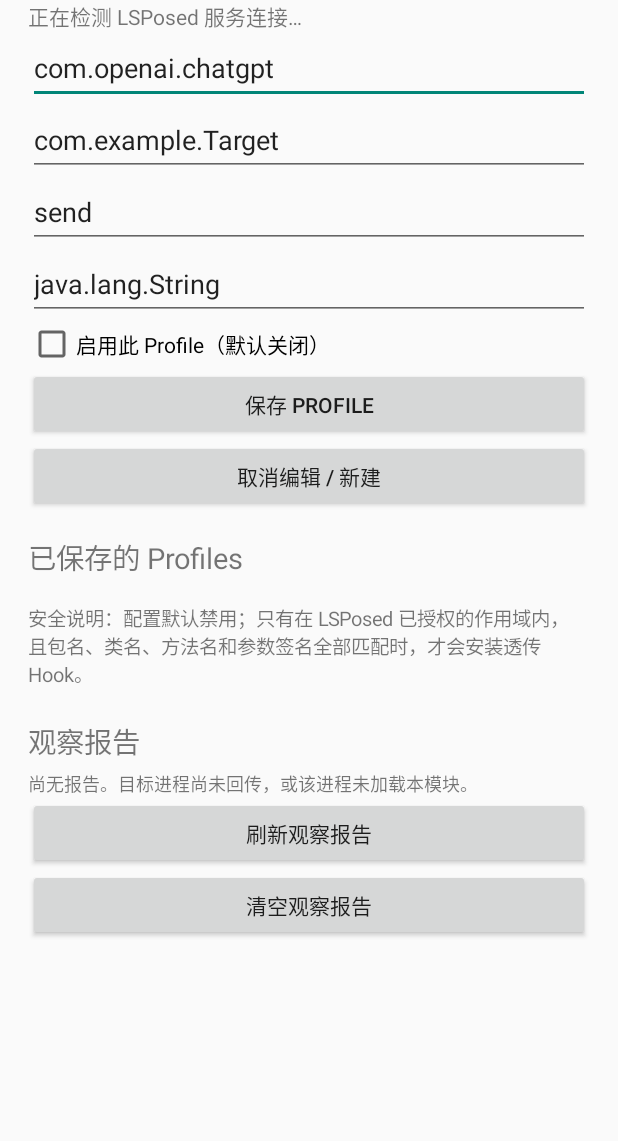
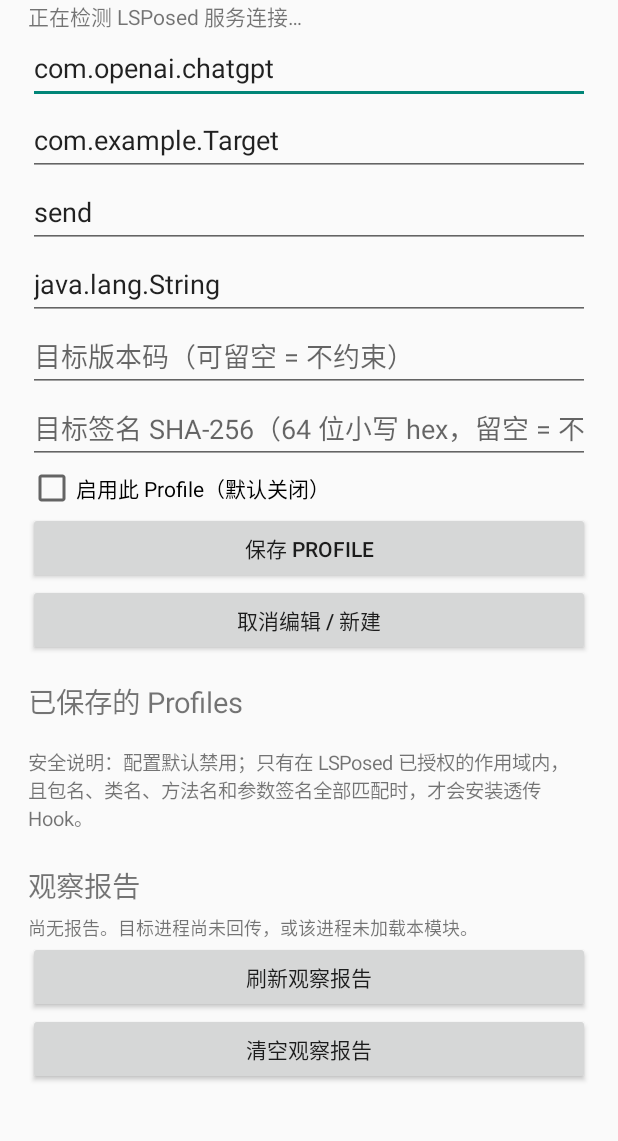
Before and after one commit to qingjian0/fandai-ai-api, an Android app: the screen it shows after launch (MainActivity), after a tap on "保存 PROFILE", on a phone screen of 412 x 824 dp, the part 79-1220 px from its top. Run offline under Robolectric (Android 15) with nearby library versions, the phone set to English and light mode, and no system bars; libraries missing offline, so code that uses them is left out: io.github.libxposed.service; pictures from the network do not load; 7 statements that could not run were skipped.

Commit message:
feat(pin): optional versionCode and signer SHA-256 pinning for MainActivity.kt

```diff
--- a/app/src/main/java/app/gptdynamichook/MainActivity.kt
+++ b/app/src/main/java/app/gptdynamichook/MainActivity.kt
@@ -27,6 +27,8 @@ class MainActivity : Activity(), App.ServiceStateListener {
     private lateinit var classInput: EditText
     private lateinit var methodInput: EditText
     private lateinit var parametersInput: EditText
+    private lateinit var versionInput: EditText
+    private lateinit var signerInput: EditText
     private lateinit var enabledInput: CheckBox
     private lateinit var profilesContainer: LinearLayout
     private lateinit var reportView: TextView
@@ -86,6 +88,9 @@ class MainActivity : Activity(), App.ServiceStateListener {
         classInput = field(content, "目标类名", "com.example.Target")
         methodInput = field(content, "目标方法名", "send")
         parametersInput = field(content, "参数类型（逗号分隔；无参数留空）", "java.lang.String")
+
+        versionInput = field(content, "目标版本码（可留空 = 不约束）", "")
+        signerInput = field(content, "目标签名 SHA-256（64 位小写 hex，留空 = 不约束）", "")
 
         enabledInput = CheckBox(this).apply {
             text = "启用此 Profile（默认关闭）"
@@ -181,13 +186,20 @@ class MainActivity : Activity(), App.ServiceStateListener {
             .split(',')
             .map(String::trim)
             .filter(String::isNotEmpty)
+        val rawVersion = versionInput.text.toString().trim()
+        if (rawVersion.isNotEmpty() && rawVersion.toLongOrNull() == null) {
+            toast("目标版本码必须是整数")
+            return
+        }
         val profile = HookProfile(
             id = editingProfileId ?: "profile-${UUID.randomUUID()}",
             targetPackage = packageInput.text.toString().trim(),
             className = classInput.text.toString().trim(),
             methodName = methodInput.text.toString().trim(),
             parameterTypeNames = parameters,
-            enabled = enabledInput.isChecked
+            enabled = enabledInput.isChecked,
+            targetVersionCode = versionInput.text.toString().trim().toLongOrNull(),
+            targetSignerSha256 = signerInput.text.toString().trim().lowercase().ifBlank { null }
         )
         val errors = HookProfileValidator.validate(profile)
         if (errors.isNotEmpty()) {
@@ -325,6 +337,8 @@ class MainActivity : Activity(), App.ServiceStateListener {
         classInput.setText(profile.className)
         methodInput.setText(profile.methodName)
         parametersInput.setText(profile.parameterTypeNames.joinToString(","))
+        versionInput.setText(profile.targetVersionCode?.toString() ?: "")
+        signerInput.setText(profile.targetSignerSha256 ?: "")
         enabledInput.isChecked = profile.enabled
         toast("正在编辑 ${profile.id}")
     }
@@ -335,6 +349,8 @@ class MainActivity : Activity(), App.ServiceStateListener {
         classInput.setText("com.example.Target")
         methodInput.setText("send")
         parametersInput.setText("java.lang.String")
+        versionInput.setText("")
+        signerInput.setText("")
         enabledInput.isChecked = false
     }
 
```
